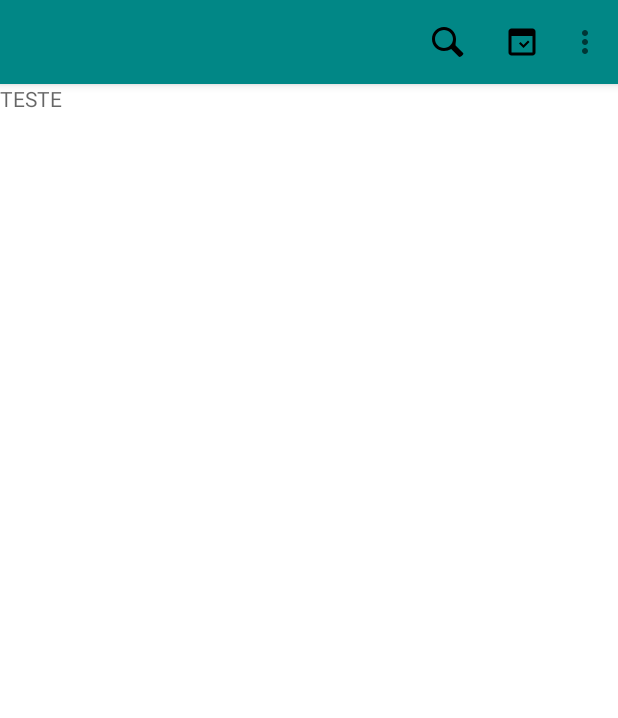
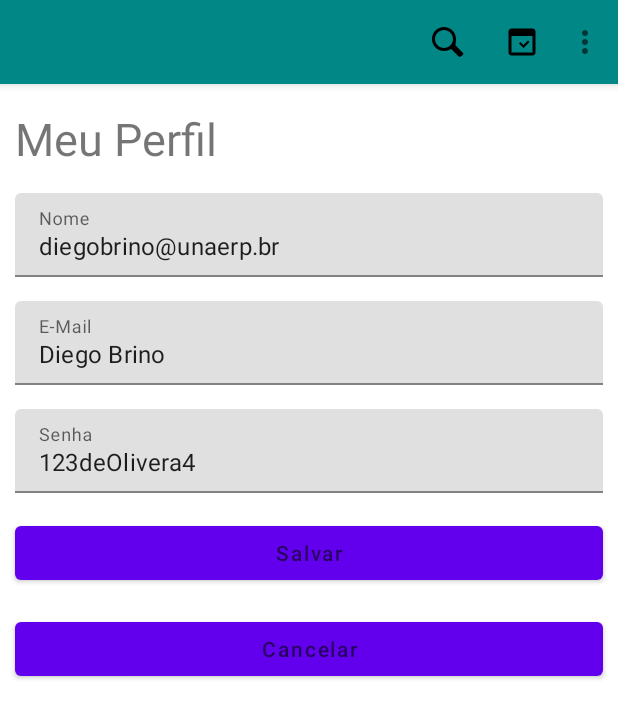
Before and after one commit to DiegoManucci/UNAERP-Desafio-5-Etapa, an Android app: the fragment PerfilFragment placed in its activity, on a phone screen of 412 x 824 dp. Shown: the top 718 px of the screen. Run offline under Robolectric (Android 15) with nearby library versions, the phone set to English and light mode, and no system bars.

Commit message:
Criado edição de perfil.

```diff
--- a/app/app/src/main/java/com/unaerp/desafio/PerfilFragment.kt
+++ b/app/app/src/main/java/com/unaerp/desafio/PerfilFragment.kt
@@ -1,23 +1,35 @@
 package com.unaerp.desafio
 
+import android.app.AlertDialog
 import android.os.Bundle
-import android.view.*
-import android.widget.SearchView
-import androidx.appcompat.view.menu.MenuView.ItemView
+import android.view.LayoutInflater
+import android.view.View
+import android.view.ViewGroup
+import android.widget.Button
+import android.widget.Toast
 import androidx.fragment.app.Fragment
-import androidx.recyclerview.widget.LinearLayoutManager
-import androidx.recyclerview.widget.RecyclerView
-import com.google.android.material.appbar.MaterialToolbar
-import java.text.SimpleDateFormat
-import java.util.*
-import kotlin.collections.ArrayList
-
+import com.google.android.material.textfield.TextInputEditText
+import com.unaerp.desafio.model.Usuario
 
 class PerfilFragment : Fragment() {
 
+    private lateinit var inputName: TextInputEditText
+    private lateinit var inputEmail: TextInputEditText
+    private lateinit var inputPassword: TextInputEditText
+    private lateinit var usuario: Usuario
+
     override fun onCreateView(inflater: LayoutInflater, container: ViewGroup?, savedInstanceState: Bundle?): View? {
+        val rootView = inflater.inflate(R.layout.fragment_perfil, container, false)
 
-        val rootView = inflater.inflate(R.layout.fragment_perfil, container, false)
+        usuario = Usuario("Diego Brino", "diegobrino@unaerp.br", "123deOlivera4")
+
+        inputName = rootView.findViewById(R.id.inputName)
+        inputEmail = rootView.findViewById(R.id.inputEmail)
+        inputPassword = rootView.findViewById(R.id.inputPassword)
+
+        inputName.setText(usuario.email)
+        inputEmail.setText(usuario.nome)
+        inputPassword.setText(usuario.senha)
 
         return rootView
     }
@@ -25,5 +37,48 @@ class PerfilFragment : Fragment() {
     override fun onViewCreated(view: View, savedInstanceState: Bundle?) {
         super.onViewCreated(view, savedInstanceState)
 
+        val salvarButton = view.findViewById<Button>(R.id.salvarButton)
+        val cancelarButton = view.findViewById<Button>(R.id.cancelarButton)
+
+        salvarButton.setOnClickListener {
+            if (inputName.text.toString().trim().isEmpty() ||
+                    inputEmail.text.toString().trim().isEmpty() ||
+                    inputPassword.text.toString().trim().isEmpty()) {
+                Toast.makeText(
+                    context,
+                    "Você precisa obrigatoriamente preencher todos os campos!",
+                    Toast.LENGTH_SHORT
+                ).show()
+
+                return@setOnClickListener;
+            }
+
+            usuario.nome = inputName.text.toString()
+            usuario.email = inputEmail.text.toString()
+            usuario.senha = inputPassword.text.toString()
+
+            Toast.makeText(
+                context,
+                "Perfil editado com sucesso!",
+                Toast.LENGTH_SHORT
+            ).show()
+        }
+
+        cancelarButton.setOnClickListener {
+            val builder = AlertDialog.Builder(requireContext())
+            builder.setTitle("Confirmação")
+            builder.setMessage("Tem certeza que deseja cancelar a edição?")
+
+            builder.setPositiveButton("Sim") { dialog, which ->
+                val transaction = requireActivity().supportFragmentManager.beginTransaction()
+                transaction.replace(R.id.fragment_content, ListaVagasFragment())
+                transaction.addToBackStack(null)
+                transaction.commit()
+            }
+
+            builder.setNegativeButton("Não") { dialog, which -> }
+
+            builder.show()
+        }
     }
 }
--- /dev/null
+++ b/app/app/src/main/java/com/unaerp/desafio/model/Usuario.kt
@@ -0,0 +1,7 @@
+package com.unaerp.desafio.model
+
+class Usuario (
+    var nome: String,
+    var email: String,
+    var senha: String
+)
--- a/app/app/src/main/res/layout/fragment_criar_vaga.xml
+++ b/app/app/src/main/res/layout/fragment_criar_vaga.xml
@@ -18,7 +18,8 @@
             android:elevation="4dp"
             app:layout_constraintTop_toTopOf="parent"
             app:menu="@menu/menu"
-            app:titleTextColor="@android:color/white"></com.google.android.material.appbar.MaterialToolbar>
+            app:titleTextColor="@android:color/white"
+        />
 
         <com.google.android.material.textfield.TextInputLayout
             android:id="@+id/area_layout"
--- a/app/app/src/main/res/layout/fragment_perfil.xml
+++ b/app/app/src/main/res/layout/fragment_perfil.xml
@@ -1,5 +1,6 @@
 <?xml version="1.0" encoding="utf-8"?>
-<androidx.constraintlayout.widget.ConstraintLayout xmlns:android="http://schemas.android.com/apk/res/android"
+<androidx.constraintlayout.widget.ConstraintLayout
+    xmlns:android="http://schemas.android.com/apk/res/android"
     xmlns:app="http://schemas.android.com/apk/res-auto"
     android:layout_width="match_parent"
     android:layout_height="match_parent">
@@ -16,9 +17,80 @@
     </com.google.android.material.appbar.MaterialToolbar>
 
     <TextView
-        android:hint="TESTE"
+        android:id="@+id/perfilTitle"
+        app:layout_constraintTop_toBottomOf="@+id/toolbar"
         android:layout_width="match_parent"
         android:layout_height="wrap_content"
-        app:layout_constraintTop_toBottomOf="@+id/toolbar" />
+        android:layout_marginTop="16dp"
+        android:layout_marginHorizontal="10dp"
+        android:textSize="30sp"
+        android:text="@string/perfil_title" />
+
+    <com.google.android.material.textfield.TextInputLayout
+        android:id="@+id/inputTextNameLayout"
+        app:layout_constraintTop_toBottomOf="@+id/perfilTitle"
+        android:layout_width="match_parent"
+        android:layout_height="wrap_content"
+        android:layout_marginTop="16dp"
+        android:layout_marginHorizontal="10dp"
+        android:hint="@string/input_name">
+
+        <com.google.android.material.textfield.TextInputEditText
+            android:id="@+id/inputName"
+            android:layout_width="match_parent"
+            android:layout_height="wrap_content"
+            android:singleLine="true" />
+    </com.google.android.material.textfield.TextInputLayout>
+
+    <com.google.android.material.textfield.TextInputLayout
+        app:layout_constraintTop_toBottomOf="@+id/inputTextNameLayout"
+        android:id="@+id/inputTextEmailLayout"
+        android:layout_width="match_parent"
+        android:layout_height="wrap_content"
+        android:layout_marginTop="16dp"
+        android:layout_marginHorizontal="10dp"
+        android:hint="@string/input_mail">
+
+        <com.google.android.material.textfield.TextInputEditText
+            android:id="@+id/inputEmail"
+            android:layout_width="match_parent"
+            android:layout_height="wrap_content"
+            android:singleLine="true" />
+    </com.google.android.material.textfield.TextInputLayout>
+
+    <com.google.android.material.textfield.TextInputLayout
+        android:id="@+id/inputTextPasswordLayout"
+        app:layout_constraintTop_toBottomOf="@+id/inputTextEmailLayout"
+        android:layout_width="match_parent"
+        android:layout_height="wrap_content"
+        android:layout_marginTop="16dp"
+        android:layout_marginHorizontal="10dp"
+        android:hint="@string/input_password">
+
+        <com.google.android.material.textfield.TextInputEditText
+            android:id="@+id/inputPassword"
+            android:layout_width="match_parent"
+            android:layout_height="wrap_content"
+            android:singleLine="true" />
+    </com.google.android.material.textfield.TextInputLayout>
+
+    <Button
+        app:layout_constraintTop_toBottomOf="@+id/inputTextPasswordLayout"
+        android:id="@+id/salvarButton"
+        android:layout_width="match_parent"
+        android:layout_height="wrap_content"
+        android:hint="@string/salvar_button"
+        android:layout_marginTop="16dp"
+        android:layout_marginHorizontal="10dp" />
+
+    <Button
+        app:layout_constraintTop_toBottomOf="@+id/salvarButton"
+        android:id="@+id/cancelarButton"
+        android:layout_width="match_parent"
+        android:layout_height="wrap_content"
+        android:hint="@string/cancelar_button"
+        android:layout_marginTop="16dp"
+        android:layout_marginHorizontal="10dp" />
+
 
 </androidx.constraintlayout.widget.ConstraintLayout>
--- a/app/app/src/main/res/values/strings.xml
+++ b/app/app/src/main/res/values/strings.xml
@@ -5,11 +5,14 @@
     <string name="cadastro_message">Cadastre sua Conta</string>
     <string name="create_account_message">Não possui conta? Cadastre aqui</string>
     <string name="login_account_message">Já possui conta? Entre aqui</string>
+    <string name="perfil_title">Meu Perfil</string>
     <string name="input_mail">E-Mail</string>
     <string name="input_name">Nome</string>
     <string name="input_password">Senha</string>
     <string name="login_button">Entrar</string>
     <string name="cadastro_button">Cadastrar</string>
+    <string name="salvar_button">Salvar</string>
+    <string name="cancelar_button">Cancelar</string>
     <!-- TODO: Remove or change this placeholder text -->
     <string name="hello_blank_fragment">Hello blank fragment</string>
 </resources>
```
